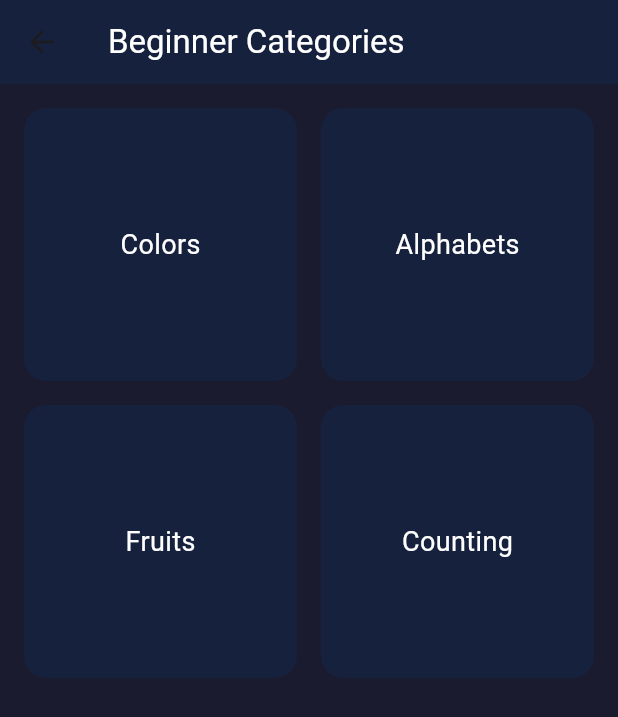
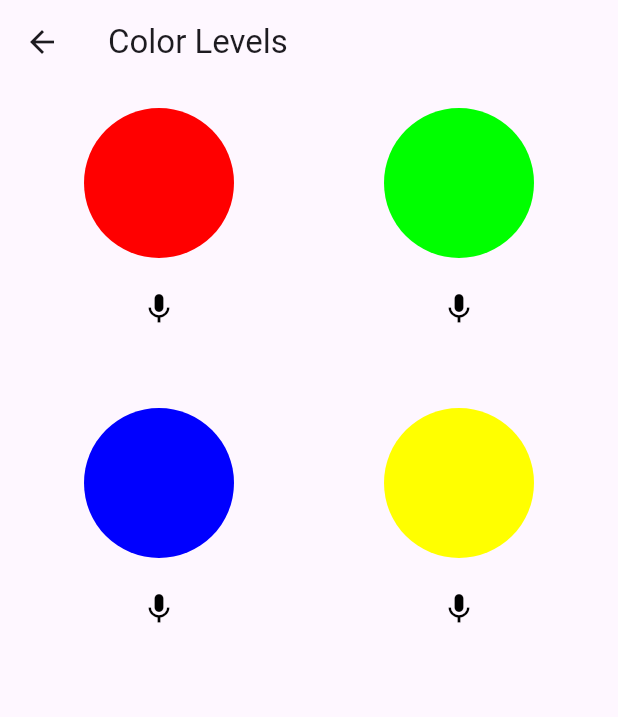
Before and after one commit to Islamkalam/lingocharm, a Flutter app: the BeginnerCategoriesScreen screen opened directly, after a tap on "Colors", on a phone screen of 412 x 824 dp. Shown: the top 717 px of the screen. Run offline on Flutter 3.47's test engine with Material 3 defaults, Android fonts, the phone set to English and light mode, and no system bars; our stand-ins replace flutter_tts, speech_to_text.

Commit message:
colorsscreen inpomplete work

```diff
--- a/lib/screens/beginnercategoriesscreen.dart
+++ b/lib/screens/beginnercategoriesscreen.dart
@@ -1,8 +1,24 @@
 import 'package:flutter/material.dart';
 import 'package:lingocharm/global/app_globals.dart';
+import 'package:lingocharm/screens/color_level_screen.dart';
+import 'package:lingocharm/screens/comingsoonlevelscreen.dart';
+import 'package:lingocharm/screens/levelgridscreen.dart';
 
 class BeginnerCategoriesScreen extends StatelessWidget {
-  final List<String> categories = ['Colors', 'Alphabets', 'Fruits', 'Counting'];
+  final List<Map<String, String>> categories = [
+    // {'title': 'Colors', 'image': 'assets/images/colors.jpg'},
+    // {'title': 'Alphabets', 'image': 'assets/images/alphabets.jpg'},
+    // {'title': 'Fruits', 'image': 'assets/images/fruits.jpg'},
+    // {'title': 'Counting', 'image': 'assets/images/counting.jpg'},
+    // {'title': 'Coming Soon', 'image': 'assets/images/comingsoon.jpg'},
+    // {'title': 'Coming Soon', 'image': 'assets/images/comingsoon2.jpg'},
+    {'title': 'Colors', 'image': 'assets/images/fruits.png'},
+    {'title': 'Alphabets', 'image': 'assets/images/fruits.png'},
+    {'title': 'Fruits', 'image': 'assets/images/fruits.png'},
+    {'title': 'Counting', 'image': 'assets/images/fruits.png'},
+    {'title': 'Coming Soon', 'image': 'assets/images/fruits.png'},
+    {'title': 'Coming Soon', 'image': 'assets/images/fruits.png'},
+  ];
 
   BeginnerCategoriesScreen({super.key});
 
@@ -13,7 +29,11 @@ class BeginnerCategoriesScreen extends StatelessWidget {
       appBar: AppBar(
         title: const Text(
           'Beginner Categories',
-          style: TextStyle(color: AppGlobals.textColor),
+          style: TextStyle(
+            color: AppGlobals.textColor,
+            fontFamily: 'Poppins',
+            fontWeight: FontWeight.w600,
+          ),
         ),
         backgroundColor: AppGlobals.primaryColor,
       ),
@@ -27,23 +47,113 @@ class BeginnerCategoriesScreen extends StatelessWidget {
         ),
         itemBuilder: (context, index) {
           final category = categories[index];
-          return GestureDetector(
-            onTap: () {},
-            child: Container(
-              decoration: BoxDecoration(
-                color: AppGlobals.primaryColor,
-                borderRadius: BorderRadius.circular(15),
-              ),
-              child: Center(
-                child: Text(
-                  category,
-                  style: TextStyle(fontSize: 18, color: AppGlobals.textColor),
-                ),
-              ),
-            ),
+          return _AnimatedCategoryCard(
+            title: category['title']!,
+            imagePath: category['image']!,
+            onTap: () {
+              if (category['title'] == 'Coming Soon') {
+                Navigator.push(
+                  context,
+                  MaterialPageRoute(
+                    builder:
+                        (_) => ComingSoonLevelScreen(title: category['title']!),
+                  ),
+                );
+              } else if (category['title'] == 'Colors') {
+                Navigator.push(
+                  context,
+                  MaterialPageRoute(
+                    builder:
+                        (_) => ColorLevelsScreen(),
+                  ),
+                );
+              } else {
+                Navigator.push(
+                  context,
+                  MaterialPageRoute(
+                    builder:
+                        (_) => LevelGridScreen(levelTitle: category['title']!),
+                  ),
+                );
+              }
+            },
           );
         },
       ),
     );
   }
 }
+
+class _AnimatedCategoryCard extends StatefulWidget {
+  final String title;
+  final String imagePath;
+  final VoidCallback onTap;
+
+  const _AnimatedCategoryCard({
+    required this.title,
+    required this.imagePath,
+    required this.onTap,
+  });
+
+  @override
+  State<_AnimatedCategoryCard> createState() => _AnimatedCategoryCardState();
+}
+
+class _AnimatedCategoryCardState extends State<_AnimatedCategoryCard>
+    with SingleTickerProviderStateMixin {
+  double _scale = 1.0;
+  bool _visible = false;
+
+  @override
+  void initState() {
+    super.initState();
+    Future.delayed(Duration(milliseconds: 100), () {
+      setState(() {
+        _visible = true;
+      });
+    });
+  }
+
+  @override
+  Widget build(BuildContext context) {
+    return AnimatedOpacity(
+      duration: Duration(milliseconds: 400),
+      opacity: _visible ? 1 : 0,
+      child: GestureDetector(
+        onTapDown: (_) => setState(() => _scale = 0.95),
+        onTapUp: (_) => setState(() => _scale = 1.0),
+        onTapCancel: () => setState(() => _scale = 1.0),
+        onTap: widget.onTap,
+        child: AnimatedScale(
+          scale: _scale,
+          duration: Duration(milliseconds: 150),
+          child: Container(
+            decoration: BoxDecoration(
+              image: DecorationImage(
+                image: AssetImage(widget.imagePath),
+                fit: BoxFit.cover,
+                colorFilter: ColorFilter.mode(
+                  Colors.black.withOpacity(0.35),
+                  BlendMode.darken,
+                ),
+              ),
+              borderRadius: BorderRadius.circular(15),
+            ),
+            child: Center(
+              child: Text(
+                widget.title,
+                textAlign: TextAlign.center,
+                style: const TextStyle(
+                  fontSize: 20,
+                  color: Colors.white,
+                  fontWeight: FontWeight.bold,
+                  fontFamily: 'Poppins',
+                ),
+              ),
+            ),
+          ),
+        ),
+      ),
+    );
+  }
+}
--- /dev/null
+++ b/lib/screens/color_level_screen.dart
@@ -0,0 +1,153 @@
+import 'dart:convert';
+import 'package:flutter/material.dart';
+import 'package:flutter_tts/flutter_tts.dart';
+import 'package:speech_to_text/speech_to_text.dart' as stt;
+import 'package:flutter/services.dart' show rootBundle;
+
+class ColorLevelsScreen extends StatefulWidget {
+  @override
+  _ColorLevelsScreenState createState() => _ColorLevelsScreenState();
+}
+
+class _ColorLevelsScreenState extends State<ColorLevelsScreen> {
+  List<Map<String, dynamic>> colorLevels = [];
+  final FlutterTts _flutterTts = FlutterTts();
+  final stt.SpeechToText _speech = stt.SpeechToText();
+  bool _isListening = false;
+  String _recognizedText = "";
+  String _expectedText = "";
+
+  @override
+  void initState() {
+    super.initState();
+    loadColorsJson();
+  }
+
+  Future<void> loadColorsJson() async {
+    final String response = await rootBundle.loadString(
+      'assets/data/colors.json',
+    );
+    final data = json.decode(response);
+    setState(() {
+      colorLevels = List<Map<String, dynamic>>.from(data['colors']);
+    });
+  }
+
+  Future<void> _speak(String text) async {
+    await _flutterTts.speak(text);
+  }
+
+  Future<void> _listen(String expected) async {
+    _expectedText = expected;
+    bool available = await _speech.initialize();
+    if (available) {
+      setState(() {
+        _recognizedText = "";
+        _isListening = true;
+      });
+
+      _speech.listen(
+        onResult: (result) {
+          setState(() {
+            _recognizedText = result.recognizedWords;
+          });
+        },
+      );
+
+      await Future.delayed(Duration(seconds: 3));
+      await _speech.stop();
+      setState(() {
+        _isListening = false;
+      });
+
+      if (_recognizedText.toLowerCase().trim() ==
+          expected.toLowerCase().trim()) {
+        _showSuccessDialog();
+      }
+    }
+  }
+
+  void _showSuccessDialog() {
+    showDialog(
+      context: context,
+      builder:
+          (context) => AlertDialog(
+            title: Text("Well Done!"),
+            content: Text("You said the correct color!"),
+            actions: [
+              TextButton(
+                child: Text("Next"),
+                onPressed: () {
+                  Navigator.pop(context);
+                },
+              ),
+            ],
+          ),
+    );
+  }
+
+  Widget _buildShape(Color color, String colorName) {
+    return Column(
+      children: [
+        GestureDetector(
+          onTap: () => _speak(colorName),
+          child: Container(
+            width: 100,
+            height: 100,
+            decoration: BoxDecoration(color: color, shape: BoxShape.circle),
+          ),
+        ),
+        SizedBox(height: 10),
+        IconButton(
+          icon: Icon(Icons.mic, color: Colors.black),
+          onPressed: () => _listen(colorName),
+        ),
+        SizedBox(height: 10),
+        Text(
+          _recognizedText,
+          style: TextStyle(
+            color:
+                _recognizedText.isEmpty
+                    ? Colors.black
+                    : (_recognizedText.toLowerCase().trim() ==
+                            _expectedText.toLowerCase().trim()
+                        ? Colors.green
+                        : Colors.red),
+            fontWeight: FontWeight.bold,
+          ),
+        ),
+      ],
+    );
+  }
+
+  @override
+  Widget build(BuildContext context) {
+    return Scaffold(
+      appBar: AppBar(title: Text("Color Levels")),
+      body: Padding(
+        padding: const EdgeInsets.all(16.0),
+        child:
+            colorLevels.isEmpty
+                ? Center(child: CircularProgressIndicator())
+                : GridView.builder(
+                  itemCount: colorLevels.length,
+                  gridDelegate: SliverGridDelegateWithFixedCrossAxisCount(
+                    crossAxisCount: 2,
+                    mainAxisSpacing: 20,
+                    crossAxisSpacing: 20,
+                  ),
+                  itemBuilder: (context, index) {
+                    final level = colorLevels[index];
+                    final colorName = level['name'];
+                    final colorHex = level['hex'];
+                    final color = Color(
+                      int.parse("0xFF${colorHex.substring(1)}"),
+                    );
+
+                    return _buildShape(color, colorName);
+                  },
+                ),
+      ),
+    );
+  }
+}
```
Also changed, not shown: assets/data/colors.json (added, +8 -0 lines), lib/models/color_level_model.dart (added, +13 -0 lines), lib/screens/practicescreen.dart (+129 -129 lines), lib/services/stt_service.dart (+20 -11 lines), lib/utils/color_data_loader.dart (added, +12 -0 lines), lib/utils/color_helper.dart (added, +7 -0 lines), lib/widgets/shape_button.dart (added, +39 -0 lines), lib/widgets/stt_widget.dart (+32 -32 lines), pubspec.yaml (+9 -14 lines), assets/fonts/Poppins-Bold.ttf (added), assets/fonts/Poppins-Regular.ttf (added), 1 other file.
